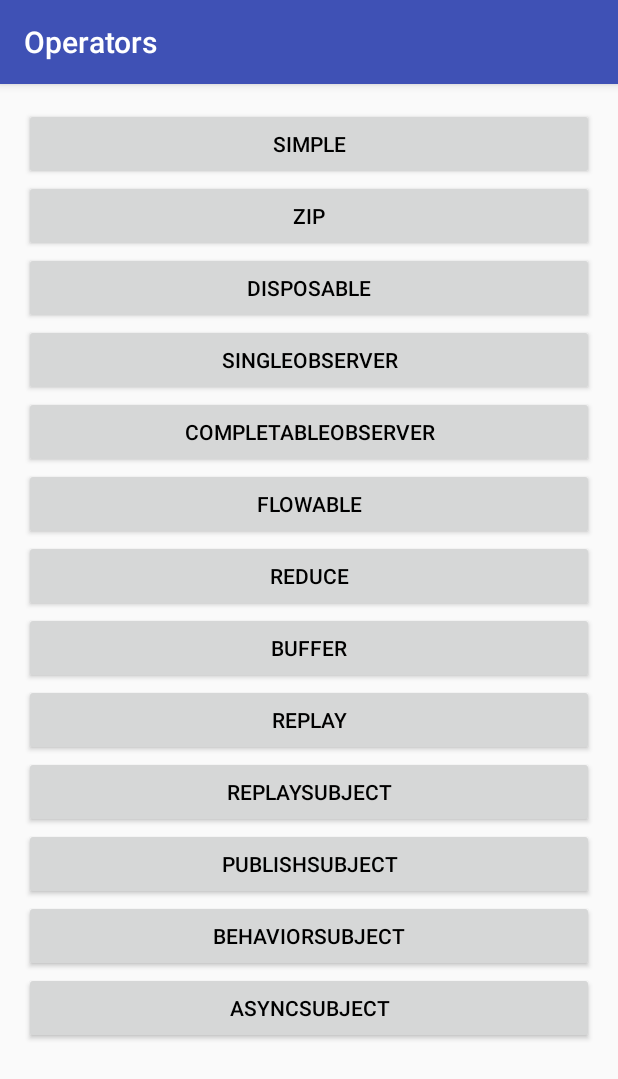
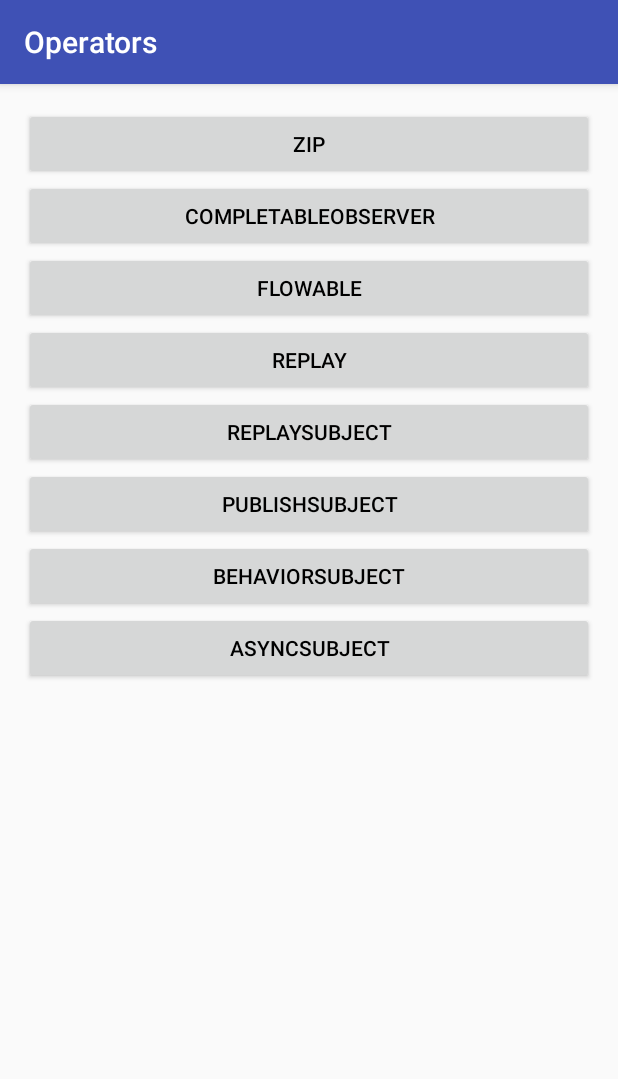
Before and after one commit to wwmengtao/RxJava, an Android app: the OperatorsActivity screen opened directly, with no data from a screen before it, on a phone screen of 412 x 824 dp. Shown: the top 1079 px of the screen. Run offline under Robolectric (Android 15) with nearby library versions, the phone set to English and light mode, and no system bars; our stand-ins replace RxJava; libraries missing offline, so code that uses them is left out: com.rx2androidnetworking.

Commit message:
修改
Signed-off-by: wwmengtao <wwmengtao@163.com>

```diff
--- a/RxJava2-Android-Samples/app/src/main/res/layout/activity_operators.xml
+++ b/RxJava2-Android-Samples/app/src/main/res/layout/activity_operators.xml
@@ -18,29 +18,8 @@
         <Button
             android:layout_width="match_parent"
             android:layout_height="wrap_content"
-            android:onClick="startSimpleActivity"
-            android:text="@string/simple"
-            android:textColor="@android:color/black" />
-
-        <Button
-            android:layout_width="match_parent"
-            android:layout_height="wrap_content"
             android:onClick="startZipActivity"
             android:text="@string/zip"
-            android:textColor="@android:color/black" />
-
-        <Button
-            android:layout_width="match_parent"
-            android:layout_height="wrap_content"
-            android:onClick="startDisposableActivity"
-            android:text="@string/disposable"
-            android:textColor="@android:color/black" />
-
-        <Button
-            android:layout_width="match_parent"
-            android:layout_height="wrap_content"
-            android:onClick="startSingleObserverActivity"
-            android:text="@string/SingleObserver"
             android:textColor="@android:color/black" />
 
         <Button
@@ -55,20 +34,6 @@
             android:layout_height="wrap_content"
             android:onClick="startFlowableActivity"
             android:text="@string/Flowable"
-            android:textColor="@android:color/black" />
-
-        <Button
-            android:layout_width="match_parent"
-            android:layout_height="wrap_content"
-            android:onClick="startReduceActivity"
-            android:text="@string/reduce"
-            android:textColor="@android:color/black" />
-
-        <Button
-            android:layout_width="match_parent"
-            android:layout_height="wrap_content"
-            android:onClick="startBufferActivity"
-            android:text="@string/buffer"
             android:textColor="@android:color/black" />
 
         <Button
```
Also changed, not shown: RxJava2-Android-Samples/app/src/main/AndroidManifest.xml (+0 -18 lines), RxJava2-Android-Samples/app/src/main/java/com/rxjava2/android/samples/ui/OperatorsActivity.java (+0 -25 lines), RxJava2-Android-Samples/app/src/main/java/com/rxjava2/android/samples/ui/operators/BufferExampleActivity.java (deleted, +0 -104 lines), RxJava2-Android-Samples/app/src/main/java/com/rxjava2/android/samples/ui/operators/DisposableExampleActivity.java (deleted, +0 -98 lines), RxJava2-Android-Samples/app/src/main/java/com/rxjava2/android/samples/ui/operators/ReduceExampleActivity.java (deleted, +0 -91 lines), RxJava2-Android-Samples/app/src/main/java/com/rxjava2/android/samples/ui/operators/SimpleExampleActivity.java (deleted, +0 -112 lines), RxJava2-Android-Samples/app/src/main/java/com/rxjava2/android/samples/ui/operators/SingleObserverExampleActivity.java (deleted, +0 -72 lines).
